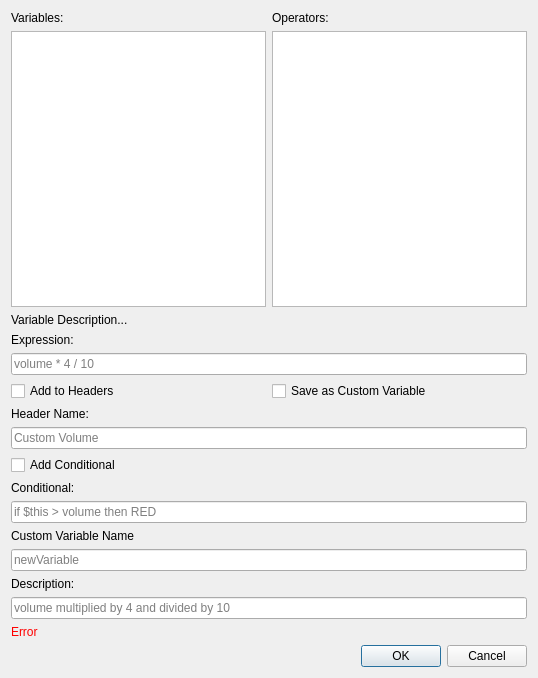
Old version of the form forms/ExpressionCreatorDialog.ui in the repository jkulskis/stock-copter.
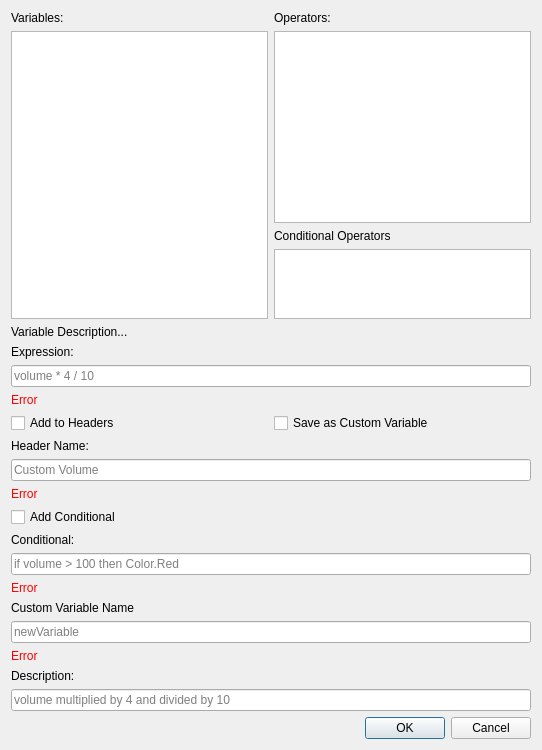
New version of the form.

Commit message: very messy...need to fix header remove problems still. Lots of expression and gui changes

```diff
--- a/forms/ExpressionCreatorDialog.ui
+++ b/forms/ExpressionCreatorDialog.ui
@@ -6,39 +6,71 @@
    <rect>
     <x>0</x>
     <y>0</y>
-    <width>538</width>
-    <height>678</height>
+    <width>542</width>
+    <height>734</height>
    </rect>
   </property>
   <property name="windowTitle">
    <string>Expression Creator</string>
   </property>
-  <layout class="QVBoxLayout" name="verticalLayout">
+  <layout class="QVBoxLayout" name="verticalLayout_3">
    <item>
-    <layout class="QHBoxLayout" name="layoutListboxLabels">
+    <layout class="QHBoxLayout" name="horizontalLayout">
      <item>
-      <widget class="QLabel" name="labelVariables">
-       <property name="text">
-        <string>Variables:</string>
-       </property>
-      </widget>
+      <layout class="QVBoxLayout" name="verticalLayout_2">
+       <item>
+        <widget class="QLabel" name="labelVariables">
+         <property name="text">
+          <string>Variables:</string>
+         </property>
+        </widget>
+       </item>
+       <item>
+        <widget class="QListWidget" name="listViewVariableBox">
+         <property name="sortingEnabled">
+          <bool>true</bool>
+         </property>
+        </widget>
+       </item>
+      </layout>
      </item>
      <item>
-      <widget class="QLabel" name="labelOperators">
-       <property name="text">
-        <string>Operators:</string>
-       </property>
-      </widget>
-     </item>
-    </layout>
-   </item>
-   <item>
-    <layout class="QHBoxLayout" name="layoutListboxes">
-     <item>
-      <widget class="QListWidget" name="listViewVariableBox"/>
-     </item>
-     <item>
-      <widget class="QListWidget" name="listViewOperatorBox"/>
+      <layout class="QVBoxLayout" name="verticalLayout">
+       <item>
+        <widget class="QLabel" name="labelOperators">
+         <property name="text">
+          <string>Operators:</string>
+         </property>
+        </widget>
+       </item>
+       <item>
+        <widget class="QListWidget" name="listViewOperatorBox">
+         <property name="sizePolicy">
+          <sizepolicy hsizetype="Expanding" vsizetype="MinimumExpanding">
+           <horstretch>0</horstretch>
+           <verstretch>0</verstretch>
+          </sizepolicy>
+         </property>
+         <property name="sortingEnabled">
+          <bool>false</bool>
+         </property>
+        </widget>
+       </item>
+       <item>
+        <widget class="QLabel" name="labelConditionalOperators">
+         <property name="text">
+          <string>Conditional Operators</string>
+         </property>
+        </widget>
+       </item>
+       <item>
+        <widget class="QListWidget" name="listViewConditionalBox">
+         <property name="sortingEnabled">
+          <bool>false</bool>
+         </property>
+        </widget>
+       </item>
+      </layout>
      </item>
     </layout>
    </item>
@@ -70,6 +102,13 @@
      </item>
     </layout>
    </item>
+   <item>
+    <widget class="QLabel" name="labelErrorExpression">
+     <property name="text">
+      <string>&lt;html&gt;&lt;head/&gt;&lt;body&gt;&lt;p&gt;&lt;span style=&quot; color:#ff0000;&quot;&gt;Error&lt;/span&gt;&lt;/p&gt;&lt;/body&gt;&lt;/html&gt;</string>
+     </property>
+    </widget>
+   </item>
    <item>
     <layout class="QHBoxLayout" name="layoutCheckboxes">
      <item>
@@ -108,16 +147,23 @@
       </widget>
      </item>
      <item>
+      <widget class="QLabel" name="labelErrorHeader">
+       <property name="text">
+        <string>&lt;html&gt;&lt;head/&gt;&lt;body&gt;&lt;p&gt;&lt;span style=&quot; color:#ff0000;&quot;&gt;Error&lt;/span&gt;&lt;/p&gt;&lt;/body&gt;&lt;/html&gt;</string>
+       </property>
+      </widget>
+     </item>
+    </layout>
+   </item>
+   <item>
+    <layout class="QVBoxLayout" name="layoutConditional">
+     <item>
       <widget class="QCheckBox" name="checkBoxAddConditional">
        <property name="text">
         <string>Add Conditional</string>
        </property>
       </widget>
      </item>
-    </layout>
-   </item>
-   <item>
-    <layout class="QVBoxLayout" name="layoutConditional">
      <item>
       <widget class="QLabel" name="labelConditional">
        <property name="text">
@@ -131,7 +177,14 @@
         <string/>
        </property>
        <property name="placeholderText">
-        <string>if $this &gt; volume then RED</string>
+        <string>if volume &gt; 100 then Color.Red</string>
+       </property>
+      </widget>
+     </item>
+     <item>
+      <widget class="QLabel" name="labelErrorConditional">
+       <property name="text">
+        <string>&lt;html&gt;&lt;head/&gt;&lt;body&gt;&lt;p&gt;&lt;span style=&quot; color:#ff0000;&quot;&gt;Error&lt;/span&gt;&lt;/p&gt;&lt;/body&gt;&lt;/html&gt;</string>
        </property>
       </widget>
      </item>
@@ -157,6 +210,13 @@
        </item>
       </layout>
      </item>
+     <item>
+      <widget class="QLabel" name="labelErrorVariableName">
+       <property name="text">
+        <string>&lt;html&gt;&lt;head/&gt;&lt;body&gt;&lt;p&gt;&lt;span style=&quot; color:#ff0000;&quot;&gt;Error&lt;/span&gt;&lt;/p&gt;&lt;/body&gt;&lt;/html&gt;</string>
+       </property>
+      </widget>
+     </item>
      <item>
       <layout class="QVBoxLayout" name="layoutDescriptionSubCustomVariables">
        <item>
@@ -177,13 +237,6 @@
      </item>
     </layout>
    </item>
-   <item>
-    <widget class="QLabel" name="labelError">
-     <property name="text">
-      <string>&lt;html&gt;&lt;head/&gt;&lt;body&gt;&lt;p&gt;&lt;span style=&quot; color:#ff0000;&quot;&gt;Error&lt;/span&gt;&lt;/p&gt;&lt;/body&gt;&lt;/html&gt;</string>
-     </property>
-    </widget>
-   </item>
    <item>
     <widget class="QDialogButtonBox" name="buttonBox">
      <property name="orientation">
```
Left out of the diff: 2 changed lines with no effect on the pictures. The commit also changes 16 other files.
